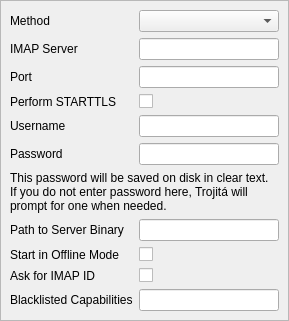
Above: src/Gui/SettingsImapPage.ui from jktjkt/trojita before the change. Below: the same form after it.
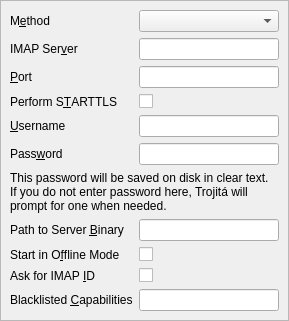
That is the form after the change.

Commit message: GUI: add accelerators to the items in the menus and in the configuration dialog

Patch:
```diff
--- a/src/Gui/SettingsImapPage.ui
+++ b/src/Gui/SettingsImapPage.ui
@@ -16,7 +16,7 @@
     <item row="0" column="0">
      <widget class="QLabel" name="methodLabel">
       <property name="text">
-       <string>Method</string>
+       <string>M&amp;ethod</string>
       </property>
       <property name="buddy">
        <cstring>method</cstring>
@@ -44,7 +44,7 @@
     <item row="1" column="0">
      <widget class="QLabel" name="imapHostLabel">
       <property name="text">
-       <string>IMAP Server</string>
+       <string>IMAP Ser&amp;ver</string>
       </property>
       <property name="buddy">
        <cstring>imapHost</cstring>
@@ -54,7 +54,7 @@
     <item row="2" column="0">
      <widget class="QLabel" name="imapPortLabel">
       <property name="text">
-       <string>Port</string>
+       <string>&amp;Port</string>
       </property>
       <property name="buddy">
        <cstring>imapPort</cstring>
@@ -64,7 +64,7 @@
     <item row="3" column="0">
      <widget class="QLabel" name="startTlsLabel">
       <property name="text">
-       <string>Perform STARTTLS</string>
+       <string>Perform S&amp;TARTTLS</string>
       </property>
       <property name="buddy">
        <cstring>startTls</cstring>
@@ -74,7 +74,7 @@
     <item row="4" column="0">
      <widget class="QLabel" name="imapUserLabel">
       <property name="text">
-       <string>Username</string>
+       <string>&amp;Username</string>
       </property>
       <property name="buddy">
        <cstring>imapUser</cstring>
@@ -84,7 +84,7 @@
     <item row="5" column="0">
      <widget class="QLabel" name="imapPassLabel">
       <property name="text">
-       <string>Password</string>
+       <string>Pass&amp;word</string>
       </property>
       <property name="buddy">
        <cstring>imapPass</cstring>
@@ -94,7 +94,7 @@
     <item row="7" column="0">
      <widget class="QLabel" name="processPathLabel">
       <property name="text">
-       <string>Path to Server Binary</string>
+       <string>Path to Server &amp;Binary</string>
       </property>
       <property name="buddy">
        <cstring>processPath</cstring>
@@ -104,7 +104,7 @@
     <item row="8" column="0">
      <widget class="QLabel" name="startOfflineLabel">
       <property name="text">
-       <string>Start in Offline Mode</string>
+       <string>Start in O&amp;ffline Mode</string>
       </property>
       <property name="buddy">
        <cstring>startOffline</cstring>
@@ -248,7 +248,7 @@
     <item row="9" column="0">
      <widget class="QLabel" name="imapEnableIdLabel">
       <property name="text">
-       <string>Ask for IMAP ID</string>
+       <string>Ask for IMAP &amp;ID</string>
       </property>
       <property name="buddy">
        <cstring>imapEnableId</cstring>
@@ -258,7 +258,7 @@
     <item row="10" column="0">
      <widget class="QLabel" name="imapCapabilitiesBlacklistLabel">
       <property name="text">
-       <string>Blacklisted Capabilities</string>
+       <string>Blacklisted &amp;Capabilities</string>
       </property>
       <property name="buddy">
        <cstring>imapCapabilitiesBlacklist</cstring>
```
The commit also changes 4 other files.
